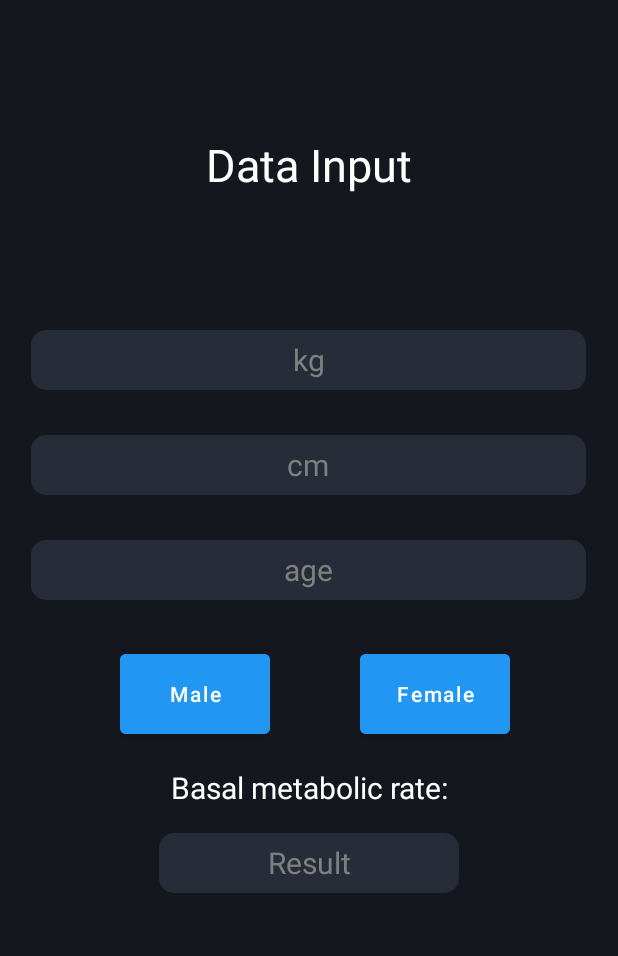
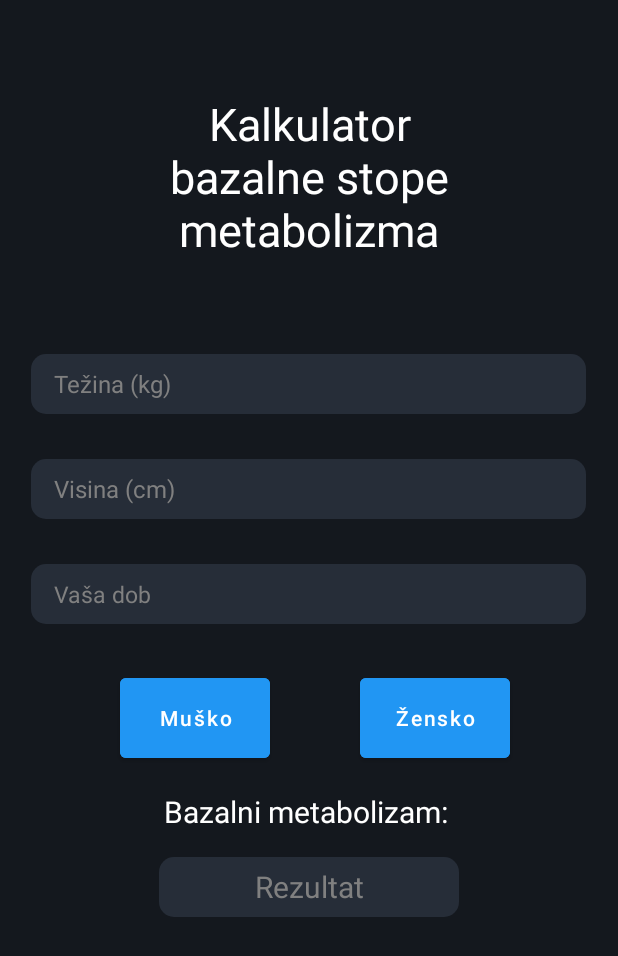
Before and after one commit to AndrejAntonic/RAMPU-projekt, an Android app: the layout fragment_calculator.xml on its own in the app's theme, with its tools: preview values and no code run, on a phone screen of 412 x 824 dp. Shown: the top 956 px of the screen. Run offline under Robolectric (Android 15) with nearby library versions, the phone set to English and light mode, and no system bars.

Commit message:
Malo promjenjen dizajn forme za kalkulator bazalne stope, hardkodirane vrijednosti upisane u @strings

```diff
--- a/Software/MyFitness/app/src/main/res/layout/fragment_calculator.xml
+++ b/Software/MyFitness/app/src/main/res/layout/fragment_calculator.xml
@@ -1,7 +1,6 @@
 <?xml version="1.0" encoding="utf-8"?>
 <RelativeLayout
     xmlns:android="http://schemas.android.com/apk/res/android"
-    xmlns:app="http://schemas.android.com/apk/res-auto"
     xmlns:tools="http://schemas.android.com/tools"
     android:layout_width="match_parent"
     android:layout_height="match_parent"
@@ -10,12 +9,12 @@
 
     <TextView
         android:id="@+id/title"
-        android:layout_width="220dp"
-        android:layout_height="100dp"
+        android:layout_width="224dp"
+        android:layout_height="116dp"
         android:layout_centerHorizontal="true"
         android:layout_marginTop="60dp"
         android:gravity="center"
-        android:text="Data Input"
+        android:text="@string/title_calculator_activity"
         android:textColor="#FFFFFF"
         android:textSize="30sp" />
 
@@ -27,7 +26,7 @@
         android:layout_below="@id/male"
         android:layout_marginTop="-20dp"
         android:gravity="center"
-        android:text="Basal metabolic rate:"
+        android:text="Bazalni metabolizam: "
         android:textColor="#FFFFFF"
         android:textSize="20sp" />
 
@@ -44,9 +43,10 @@
         android:background="@drawable/rounded_style"
         android:backgroundTint="@color/bg_dark_2"
         android:textColor="#FFFFFF"
-        android:hint="Result"
+        android:hint="@string/hint_basal_calculator_result"
         android:textColorHint="#808080"
         android:textSize="20sp" />
+
 
     <EditText
         android:id="@+id/edit_weight"
@@ -59,11 +59,11 @@
         android:layout_marginRight="20dp"
         android:background="@drawable/rounded_style"
         android:backgroundTint="@color/bg_dark_2"
-        android:gravity="center"
-        android:hint="kg"
+        android:hint="@string/hint_tezina"
         android:textColor="#FFFFFF"
+        android:paddingLeft="15dp"
         android:textColorHint="#808080"
-        android:textSize="20sp" />
+        android:textSize="16sp" />
 
     <EditText
         android:id="@+id/edit_height"
@@ -76,11 +76,11 @@
         android:layout_marginRight="20dp"
         android:background="@drawable/rounded_style"
         android:backgroundTint="@color/bg_dark_2"
-        android:gravity="center"
-        android:hint="cm"
+        android:hint="@string/hint_visina"
         android:textColor="#FFFFFF"
+        android:paddingLeft="15dp"
         android:textColorHint="#808080"
-        android:textSize="20sp" />
+        android:textSize="16sp" />
 
     <EditText
         android:id="@+id/edit_age"
@@ -89,15 +89,15 @@
         android:layout_below="@id/edit_height"
         android:layout_centerHorizontal="true"
         android:layout_marginLeft="20dp"
+        android:paddingLeft="15dp"
         android:layout_marginTop="30dp"
         android:layout_marginRight="20dp"
         android:background="@drawable/rounded_style"
         android:backgroundTint="@color/bg_dark_2"
-        android:gravity="center"
-        android:hint="age"
+        android:hint="@string/hint_age"
         android:textColor="#FFFFFF"
         android:textColorHint="#808080"
-        android:textSize="20sp" />
+        android:textSize="15sp" />
 
     <Button
         android:id="@+id/male"
@@ -109,7 +109,7 @@
         android:layout_marginTop="30dp"
         android:layout_marginRight="20dp"
         android:backgroundTint="#2196F3"
-        android:text="Male"
+        android:text="@string/btn_male_select"
         android:textAllCaps="false" />
 
     <Button
@@ -123,7 +123,7 @@
         android:layout_marginRight="20dp"
         android:layout_toRightOf="@+id/male"
         android:backgroundTint="#2196F3"
-        android:text="Female"
+        android:text="@string/btn_female_select"
         android:textAllCaps="false" />
 
 </RelativeLayout>
--- a/Software/MyFitness/app/src/main/res/values/strings.xml
+++ b/Software/MyFitness/app/src/main/res/values/strings.xml
@@ -78,5 +78,12 @@
     <string name="hint_password">Lozinka</string>
     <string name="title_progress_fragment">Vaš napredak</string>
     <string name="notice_message_progress_unavailable">Još nemate spremljenih podataka o treningu</string>
+    <string name="title_calculator_activity">Kalkulator bazalne stope metabolizma</string>
+    <string name="hint_tezina">Težina (kg)</string>
+    <string name="hint_visina">Visina (cm)</string>
+    <string name="hint_age">Vaša dob</string>
+    <string name="btn_male_select">Muško</string>
+    <string name="btn_female_select">Žensko</string>
+    <string name="hint_basal_calculator_result">Rezultat</string>
 
 </resources>
```
